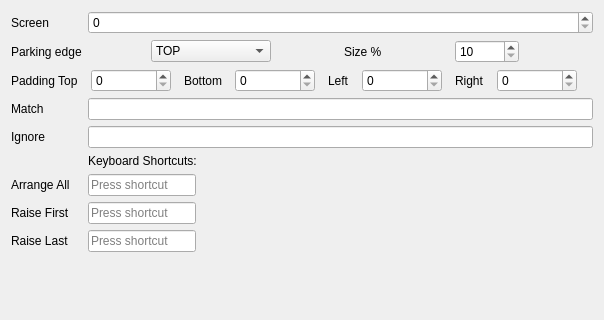
This is contents/ui/config.ui in tarzasai/kwin-script-director as Qt 5 draws it before an edit; both pictures show x 0 to 604 and y 0 to 320 of the 604 by 499 pixel window. The edited form follows.
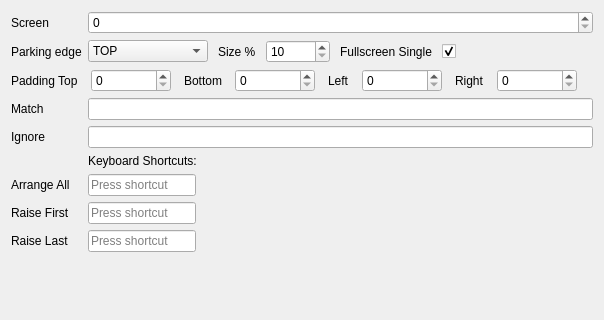
This is the edited form.

Commit message: Fullscreen single window

The edit to the form file:
```diff
--- a/contents/ui/config.ui
+++ b/contents/ui/config.ui
@@ -133,6 +133,26 @@
         </property>
        </widget>
       </item>
+      <item>
+       <widget class="QLabel" name="lb_fullScreenSingle">
+        <property name="sizePolicy">
+         <sizepolicy hsizetype="Fixed" vsizetype="Preferred">
+          <horstretch>0</horstretch>
+          <verstretch>0</verstretch>
+         </sizepolicy>
+        </property>
+        <property name="text">
+         <string>Fullscreen Single</string>
+        </property>
+       </widget>
+      </item>
+      <item>
+       <widget class="QCheckBox" name="kcfg_fullScreenSingle">
+        <property name="checked">
+         <bool>true</bool>
+        </property>
+       </widget>
+      </item>
      </layout>
     </widget>
    </item>
```
The commit also changes 2 other files.
